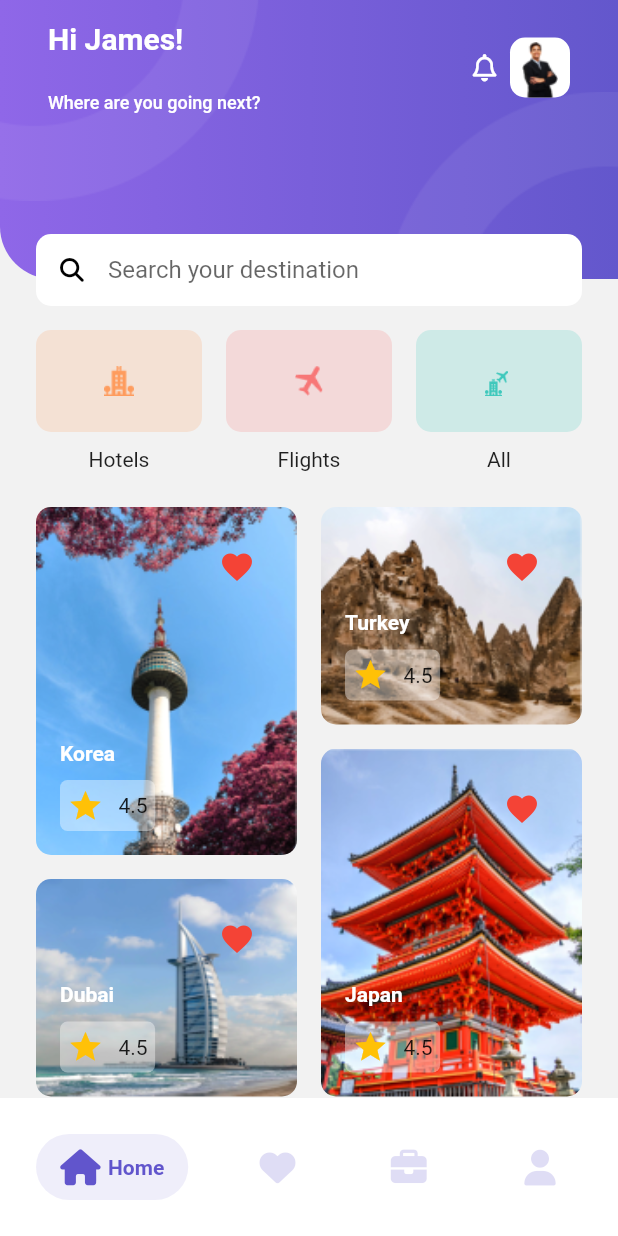
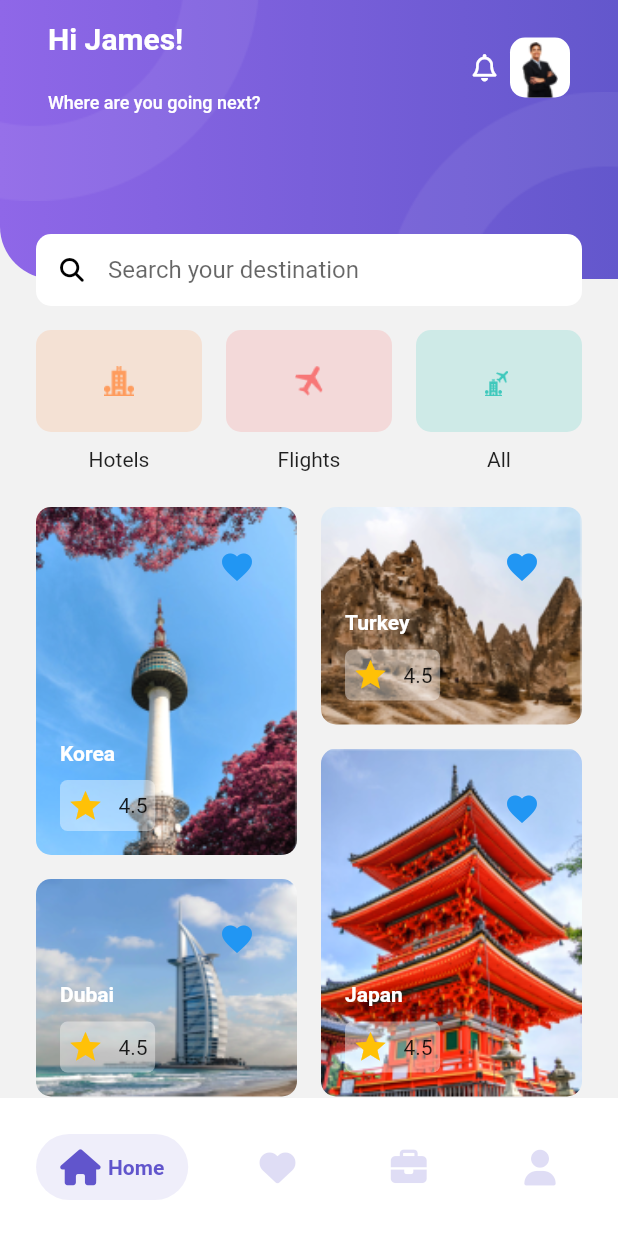
Before and after one commit to HoangQuan0507/travo_app, a Flutter app: the MainApp screen opened by its route, on a phone screen of 412 x 824 dp. Run offline on Flutter 3.47's test engine with Material 2 defaults, Android fonts, the phone set to English and light mode, and no system bars; drawn by our look-alikes of salomon_bottom_bar; our stand-ins replace font_awesome_flutter, hive_flutter, smooth_page_indicator, syncfusion_flutter_datepicker; accounts and stored records are empty.

Commit message:
Initial commit

```diff
--- a/lib/representation/screens/home_screen.dart
+++ b/lib/representation/screens/home_screen.dart
@@ -81,7 +81,7 @@ class _HomeScreenState extends State<HomeScreen> {
               padding: const EdgeInsets.all(kDefaultPadding),
               child: IconButton(
                 icon: Icon(Icons.favorite,
-                color: Colors.red,
+                color: Colors.blue,
                 ),
                 onPressed: () {},
               ),
--- a/lib/representation/screens/select_date_screen.dart
+++ b/lib/representation/screens/select_date_screen.dart
@@ -56,7 +56,7 @@ class SelectDateScreen extends StatelessWidget{
           ButtonWidget(data:
           'Cancel',
             onTap: () {
-              Navigator.of(context).pop([rangeStartDate, rangeEndDate]);
+              Navigator.of(context).pop();
             },
           ),
         ],
```
